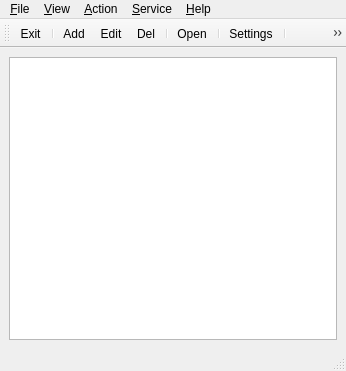
The window that ui/mainwindow.ui (tieugene/qrdc) describes before a commit, drawn with Qt 5.
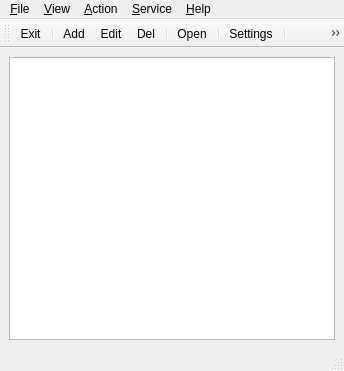
The same window after the commit. Icons and pictures are not drawn.

```diff
--- a/ui/mainwindow.ui
+++ b/ui/mainwindow.ui
@@ -6,7 +6,7 @@
    <rect>
     <x>0</x>
     <y>0</y>
-    <width>346</width>
+    <width>344</width>
     <height>371</height>
    </rect>
   </property>
@@ -45,7 +45,7 @@
     <rect>
      <x>0</x>
      <y>0</y>
-     <width>346</width>
+     <width>344</width>
      <height>19</height>
     </rect>
    </property>
@@ -117,8 +117,10 @@
    <addaction name="separator"/>
    <addaction name="actionSettings"/>
    <addaction name="separator"/>
-   <addaction name="actionBackupDB"/>
-   <addaction name="actionRestoreDB"/>
+   <addaction name="actionConnections"/>
+   <addaction name="actionHosts"/>
+   <addaction name="actionVariables"/>
+   <addaction name="actionProtocols"/>
   </widget>
   <action name="actionExit">
    <property name="text">
@@ -204,7 +206,7 @@
     <bool>true</bool>
    </property>
    <property name="text">
-    <string>&amp;Variables</string>
+    <string>&amp;V</string>
    </property>
    <property name="shortcut">
     <string notr="true">Ctrl+V</string>
@@ -215,7 +217,7 @@
     <bool>true</bool>
    </property>
    <property name="text">
-    <string>&amp;Protocols</string>
+    <string>&amp;P</string>
    </property>
    <property name="shortcut">
     <string notr="true">Ctrl+P</string>
```
Left out of the diff: 4 changed lines with no effect on the pictures.
